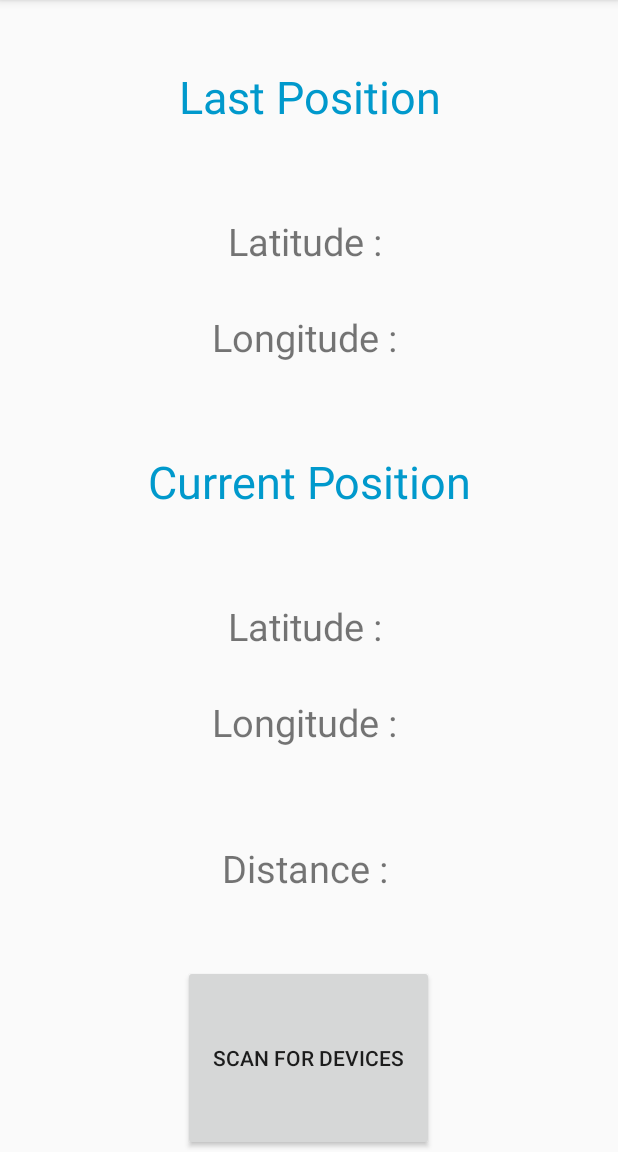
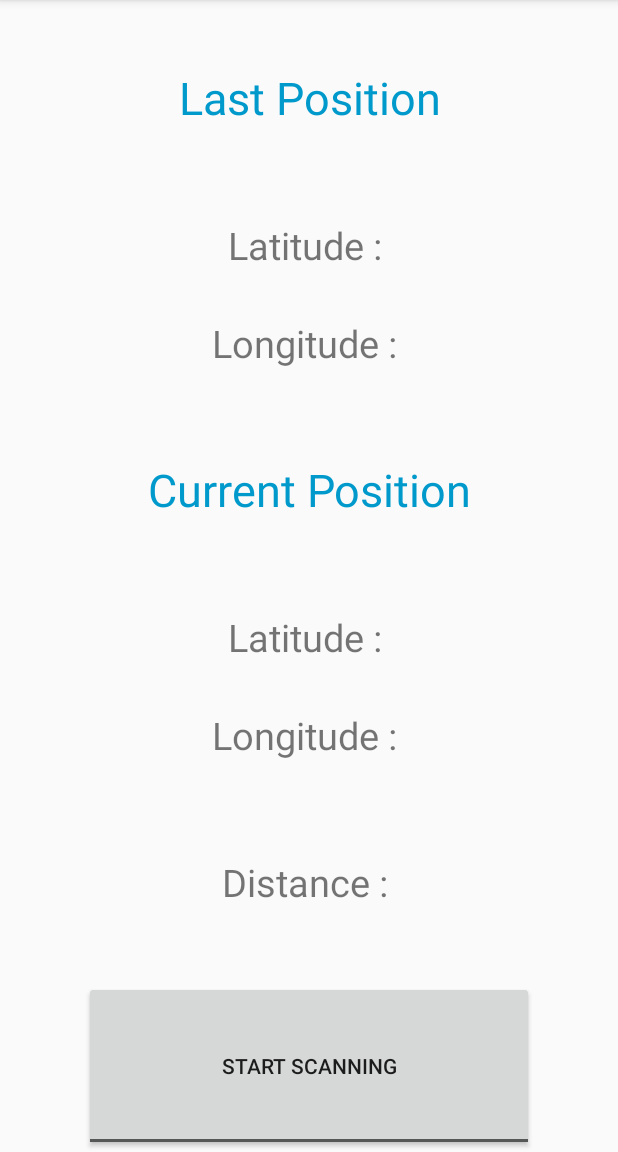
Before and after one commit to rob-code/nearbyTestProject, an Android app: the screen it shows after launch (MainActivity), on a phone screen of 412 x 824 dp, the part 84-1236 px from its top. Run offline under Robolectric (Android 15) with nearby library versions, the phone set to English and light mode, and no system bars; 1 statement that could not run was skipped.

Commit message:
update button logic to ToggleButton

```diff
--- a/app/src/main/java/com/example/nearbytestproject/MainActivity.java
+++ b/app/src/main/java/com/example/nearbytestproject/MainActivity.java
@@ -12,9 +12,10 @@ import android.os.Looper;
 import android.provider.Settings;
 import android.util.Log;
 import android.view.View;
-import android.widget.Button;
+import android.widget.CompoundButton;
 import android.widget.TextView;
 import android.widget.Toast;
+import android.widget.ToggleButton;
 
 import com.google.android.gms.location.FusedLocationProviderClient;
 import com.google.android.gms.location.LocationCallback;
@@ -37,29 +38,41 @@ public class MainActivity extends AppCompatActivity {
     FusedLocationProviderClient mFusedLocationClient;
     TextView latTextView, lonTextView , lastLatitude, lastLongitude, distance;
     Location lastLocation;
-    Button scanButton;
-    Boolean isActive = false;
+    ToggleButton toggleButton;
+
 
     @Override
     protected void onCreate(Bundle savedInstanceState) {
         super.onCreate(savedInstanceState);
         setContentView(R.layout.activity_main);
 
-        scanButton = findViewById(R.id.scanButton);
         lastLatitude = findViewById(R.id.lastLatTextView);
         lastLongitude = findViewById(R.id.lastLongTextView);
         latTextView = findViewById(R.id.latTextView);
         lonTextView = findViewById(R.id.lonTextView);
         distance = findViewById(R.id.distanceTextView);
 
+        toggleButton = findViewById(R.id.toggleButton);
 
-        scanButton.setOnClickListener(new View.OnClickListener() {
-                                          public void onClick(View v) {
-                                                startScanningForNearbyDevices();
-                                               }});
+        toggleButton.setOnCheckedChangeListener(new CompoundButton.OnCheckedChangeListener() {
+            public void onCheckedChanged(CompoundButton buttonView, boolean isChecked) {
+                if (isChecked) {
+                    if (checkStoragePermission()) {
+                        startScanningForNearbyDevices();
+                    } else {
+                        requestStoragePermission();
+                        toggleButton.setChecked(false);
+                    }
+                } else {
+                    stopScanningForNearbyDevices();
+                }
+            }
+        });
+
+
+
 
         mFusedLocationClient = LocationServices.getFusedLocationProviderClient(this);
-
         getLastLocation();
     }
 
@@ -139,6 +152,18 @@ public class MainActivity extends AppCompatActivity {
         return false;
     }
 
+    private boolean checkStoragePermission() {
+
+        if (ActivityCompat.checkSelfPermission(this, Manifest.permission.READ_EXTERNAL_STORAGE) == PackageManager.PERMISSION_GRANTED) {
+            return true;
+        }
+        return false;
+    }
+
+    private void requestStoragePermission() {
+            ActivityCompat.requestPermissions(this, new String[]{Manifest.permission.READ_EXTERNAL_STORAGE}, EXTERNAL_STORAGE_ID);
+    }
+
     private boolean isLocationEnabled() {
         LocationManager locationManager = (LocationManager) getSystemService(Context.LOCATION_SERVICE);
         return locationManager.isProviderEnabled(LocationManager.GPS_PROVIDER) || locationManager.isProviderEnabled(
@@ -174,27 +199,31 @@ public class MainActivity extends AppCompatActivity {
                     getLastLocation();
                 }
             }
-
             case EXTERNAL_STORAGE_ID: {
 
-                if (grantResults.length > 0 && grantResults[0] == PackageManager.PERMISSION_GRANTED) {
-                    isActive = !isActive;
-                    Toast.makeText(this, "Scanning for nearby devices", Toast.LENGTH_LONG).show();
-                } else {
-                    Toast.makeText(this, "Please allow access to files", Toast.LENGTH_LONG).show();
+                if (grantResults.length > 0 && grantResults[0] != PackageManager.PERMISSION_GRANTED) {
+                    Toast.makeText(this, "Please allow access to files", Toast.LENGTH_SHORT).show();
                 }
             }
 
         }
     }
 
+
+
     private void startScanningForNearbyDevices(){
-        ActivityCompat.requestPermissions(this, new String[]{Manifest.permission.READ_EXTERNAL_STORAGE}, EXTERNAL_STORAGE_ID);
+        Toast.makeText(this, "Scanning ... ", Toast.LENGTH_SHORT).show();
+        //todo
+
+    }
+
+
+    private void stopScanningForNearbyDevices(){
+        Toast.makeText(this, "Stopped", Toast.LENGTH_SHORT).show();
+        // todo
     }
 
 
 
 
-
-
 }
--- a/app/src/main/res/layout/activity_main.xml
+++ b/app/src/main/res/layout/activity_main.xml
@@ -83,15 +83,20 @@
         android:padding="2dp"
         android:text="@string/distance"/>
 
-   <Button
-       android:id="@+id/scanButton"
-       android:layout_width="wrap_content"
+   <ToggleButton
+       android:id="@+id/toggleButton"
+       android:layout_width="300dp"
        android:layout_height="wrap_content"
        android:layout_weight=".05"
-       android:padding="20dp"
+       android:paddingRight="40dp"
+       android:paddingLeft="40dp"
+       android:paddingTop="0dp"
+       android:paddingBottom="0dp"
        android:layout_gravity="center"
-       android:text="@string/scan"
+       android:textOff="@string/toggle_off"
+       android:textOn="@string/toggle_on"
        />
 
 
+
 </LinearLayout>
--- a/app/src/main/res/values/strings.xml
+++ b/app/src/main/res/values/strings.xml
@@ -6,5 +6,7 @@
     <string name="latitude">Latitude :&#160;</string>
     <string name="longitude">Longitude :&#160;</string>
     <string name="scan">Scan for Devices</string>
+    <string name="toggle_off">Start scanning</string>
+    <string name="toggle_on">Stop scanning</string>
 
 </resources>
```
